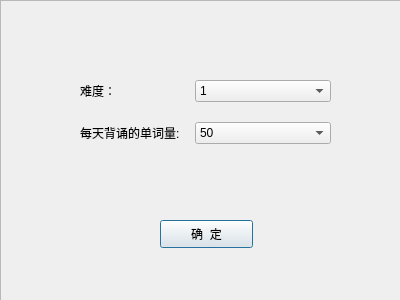
Before: the Qt Designer form configdlg.ui in OOPtaskgroup/dictionary, drawn with Qt 5.
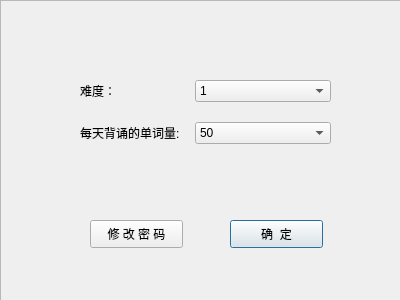
After: the same form once the commit is applied. Icons and pictures are not drawn.

```diff
--- a/configdlg.ui
+++ b/configdlg.ui
@@ -134,7 +134,7 @@
   <widget class="QPushButton" name="pushButton">
    <property name="geometry">
     <rect>
-     <x>160</x>
+     <x>230</x>
      <y>220</y>
      <width>93</width>
      <height>28</height>
@@ -162,6 +162,20 @@
    <property name="frameShadow">
     <enum>QFrame::Raised</enum>
    </property>
+   <zorder>confirmBtn</zorder>
+  </widget>
+  <widget class="QPushButton" name="pwdChangeBtn">
+   <property name="geometry">
+    <rect>
+     <x>90</x>
+     <y>220</y>
+     <width>93</width>
+     <height>28</height>
+    </rect>
+   </property>
+   <property name="text">
+    <string>修 改 密 码</string>
+   </property>
   </widget>
   <zorder>frame</zorder>
   <zorder>formLayoutWidget</zorder>
```
Left out of the diff: 5 changed lines with no effect on the pictures.
